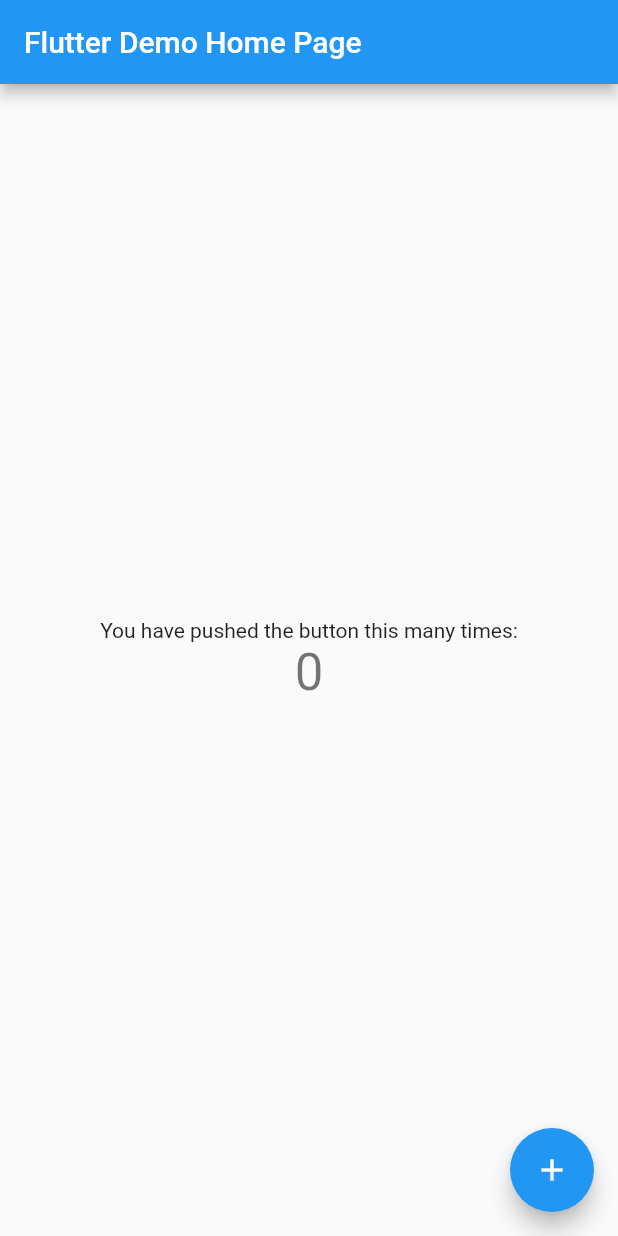
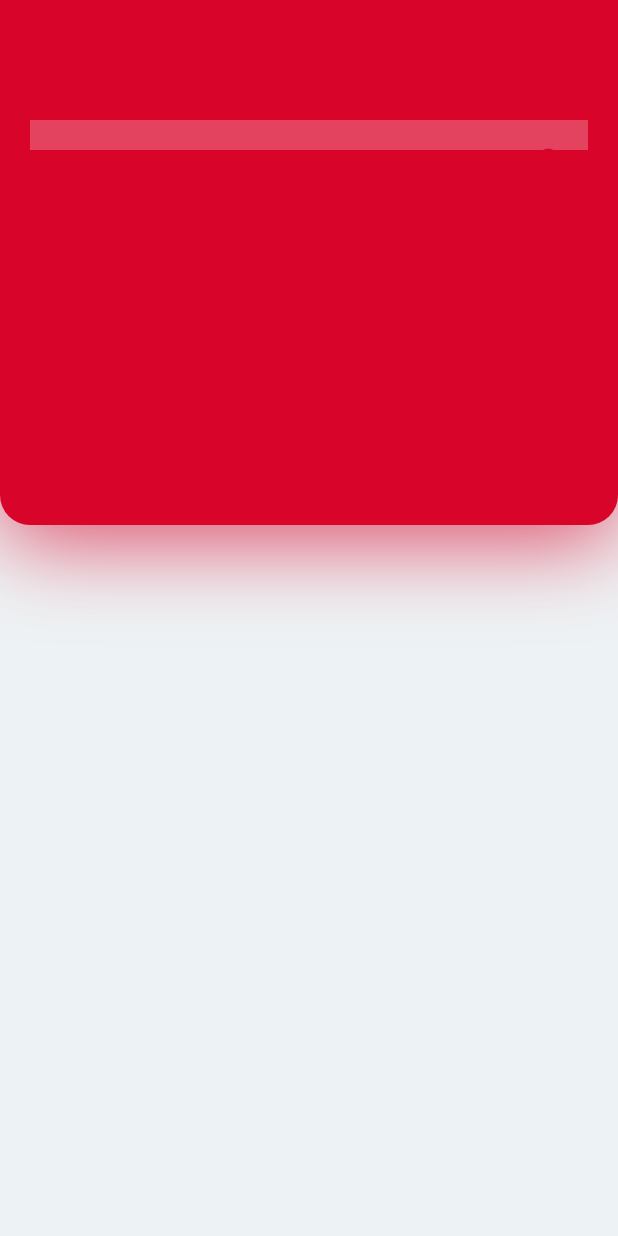
Before and after one commit to ChienVan01/project_android, a Flutter app: the screen it shows after launch, on a phone screen of 412 x 824 dp. Run offline on Flutter 3.47's test engine with Material 2 defaults, Android fonts, the phone set to English and light mode, and no system bars.

Commit message:
Update home screen

```diff
--- /dev/null
+++ b/lib/constants.dart
@@ -0,0 +1,6 @@
+import 'package:flutter/material.dart';
+
+const primaryColor = Color(0xffD90429);
+const backgroundColor = Color(0xffEDF2F4);
+const primaryTextColor = Color(0xff2B2D42);
+const double defaultPadding = 20.0;
--- a/lib/main.dart
+++ b/lib/main.dart
@@ -1,4 +1,6 @@
 import 'package:flutter/material.dart';
+import 'package:project_android/constants.dart';
+import 'package:project_android/screens/home/home.dart';
 
 void main() {
   runApp(const MyApp());
@@ -12,104 +14,18 @@
   Widget build(BuildContext context) {
     return MaterialApp(
       title: 'Flutter Demo',
+      debugShowCheckedModeBanner: false,
       theme: ThemeData(
-        // This is the theme of your application.
-        //
-        // Try running your application with "flutter run". You'll see the
-        // application has a blue toolbar. Then, without quitting the app, try
-        // changing the primarySwatch below to Colors.green and then invoke
-        // "hot reload" (press "r" in the console where you ran "flutter run",
-        // or simply save your changes to "hot reload" in a Flutter IDE).
-        // Notice that the counter didn't reset back to zero; the application
-        // is not restarted.
-        primarySwatch: Colors.blue,
+        // primarySwatch: Color(0xffD90429),
+        primaryColor: primaryColor,
+        colorScheme: const ColorScheme.light().copyWith(primary: primaryColor),
+
+        scaffoldBackgroundColor: backgroundColor,
+        textTheme:
+            Theme.of(context).textTheme.apply(bodyColor: primaryTextColor),
+        visualDensity: VisualDensity.adaptivePlatformDensity,
       ),
-      home: const MyHomePage(title: 'Flutter Demo Home Page'),
+      home: HomeScreen(),
     );
   }
 }
-
-class MyHomePage extends StatefulWidget {
-  const MyHomePage({Key? key, required this.title}) : super(key: key);
-
-  // This widget is the home page of your application. It is stateful, meaning
-  // that it has a State object (defined below) that contains fields that affect
-  // how it looks.
-
-  // This class is the configuration for the state. It holds the values (in this
-  // case the title) provided by the parent (in this case the App widget) and
-  // used by the build method of the State. Fields in a Widget subclass are
-  // always marked "final".
-
-  final String title;
-
-  @override
-  State<MyHomePage> createState() => _MyHomePageState();
-}
-
-class _MyHomePageState extends State<MyHomePage> {
-  int _counter = 0;
-
-  void _incrementCounter() {
-    setState(() {
-      // This call to setState tells the Flutter framework that something has
-      // changed in this State, which causes it to rerun the build method below
-      // so that the display can reflect the updated values. If we changed
-      // _counter without calling setState(), then the build method would not be
-      // called again, and so nothing would appear to happen.
-      _counter++;
-    });
-  }
-
-  @override
-  Widget build(BuildContext context) {
-    // This method is rerun every time setState is called, for instance as done
-    // by the _incrementCounter method above.
-    //
-    // The Flutter framework has been optimized to make rerunning build methods
-    // fast, so that you can just rebuild anything that needs updating rather
-    // than having to individually change instances of widgets.
-    return Scaffold(
-      appBar: AppBar(
-        // Here we take the value from the MyHomePage object that was created by
-        // the App.build method, and use it to set our appbar title.
-        title: Text(widget.title),
-      ),
-      body: Center(
-        // Center is a layout widget. It takes a single child and positions it
-        // in the middle of the parent.
-        child: Column(
-          // Column is also a layout widget. It takes a list of children and
-          // arranges them vertically. By default, it sizes itself to fit its
-          // children horizontally, and tries to be as tall as its parent.
-          //
-          // Invoke "debug painting" (press "p" in the console, choose the
-          // "Toggle Debug Paint" action from the Flutter Inspector in Android
-          // Studio, or the "Toggle Debug Paint" command in Visual Studio Code)
-          // to see the wireframe for each widget.
-          //
-          // Column has various properties to control how it sizes itself and
-          // how it positions its children. Here we use mainAxisAlignment to
-          // center the children vertically; the main axis here is the vertical
-          // axis because Columns are vertical (the cross axis would be
-          // horizontal).
-          mainAxisAlignment: MainAxisAlignment.center,
-          children: <Widget>[
-            const Text(
-              'You have pushed the button this many times:',
-            ),
-            Text(
-              '$_counter',
-              style: Theme.of(context).textTheme.headline4,
-            ),
-          ],
-        ),
-      ),
-      floatingActionButton: FloatingActionButton(
-        onPressed: _incrementCounter,
-        tooltip: 'Increment',
-        child: const Icon(Icons.add),
-      ), // This trailing comma makes auto-formatting nicer for build methods.
-    );
-  }
-}
--- /dev/null
+++ b/lib/screens/home/home.dart
@@ -0,0 +1,74 @@
+import 'package:flutter/material.dart';
+import 'package:project_android/constants.dart';
+
+class HomeScreen extends StatelessWidget {
+  @override
+  Widget build(BuildContext context) {
+    Widget appBar() {
+      return Stack(
+        children: <Widget>[
+          Container(
+            height: MediaQuery.of(context).size.height * 0.3,
+            color: primaryColor,
+          ),
+          Container(),
+          Positioned(
+            // left: 10,
+            top: defaultPadding * 4,
+            left: defaultPadding,
+            right: defaultPadding,
+            child: AppBar(
+              primary: false,
+              elevation: 0,
+              backgroundColor: Colors.white.withOpacity(0.25),
+              title: const TextField(
+                decoration: InputDecoration(
+                    hintText: 'Nhập từ khóa tìm kiếm',
+                    hintStyle: TextStyle(color: Colors.white),
+                    border: InputBorder.none),
+              ),
+              actions: <Widget>[
+                IconButton(
+                  icon: Icon(Icons.search, color: primaryColor),
+                  onPressed: () {},
+                ),
+              ],
+            ),
+          ),
+        ],
+      );
+    }
+
+    return Scaffold(
+      appBar: PreferredSize(
+          preferredSize: Size(double.infinity, 100), child: appBar()),
+      body: Column(
+        crossAxisAlignment: CrossAxisAlignment.start,
+        children: <Widget>[
+          Container(
+            height: 300,
+            child: Stack(
+              children: <Widget>[
+                Container(
+                  height: 250,
+                  decoration: BoxDecoration(
+                    color: primaryColor,
+                    borderRadius: const BorderRadius.only(
+                        bottomLeft: Radius.circular(20),
+                        bottomRight: Radius.circular(20)),
+                    boxShadow: [
+                      BoxShadow(
+                          offset: Offset(0, 10),
+                          blurRadius: 50,
+                          color: primaryColor.withOpacity(0.7)),
+                    ],
+                  ),
+                ),
+              ],
+            ),
+          ),
+        ],
+      ),
+    );
+  }
+}
```
Also changed, not shown: pubspec.yaml (+3 -5 lines), assets/images/logo_chu_s.png (added), assets/images/logo_full.png (added), lib/components/navbar.dart (added), lib/screens/detailProduct/detailProduct.dart (added), lib/screens/home/widget/header.dart (added).
